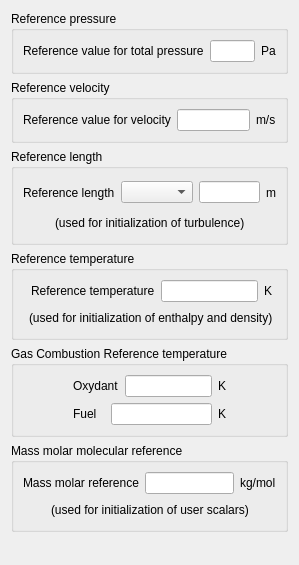
Old version of the form gui/Pages/ReferenceValuesForm.ui in the repository code-saturne/code_saturne.
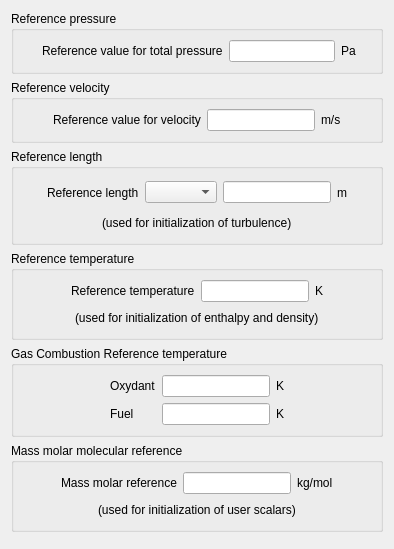
New version of the form.

Commit message: change indentation for reference values page

```diff
--- a/gui/Pages/ReferenceValuesForm.ui
+++ b/gui/Pages/ReferenceValuesForm.ui
@@ -6,8 +6,8 @@
    <rect>
     <x>0</x>
     <y>0</y>
-    <width>299</width>
-    <height>565</height>
+    <width>394</width>
+    <height>549</height>
    </rect>
   </property>
   <property name="windowTitle">
@@ -16,7 +16,7 @@
   <property name="toolTip">
    <string>Code_Saturne key word: P0</string>
   </property>
-  <layout class="QGridLayout" name="gridLayout_2">
+  <layout class="QGridLayout" name="gridLayout_4">
    <item row="0" column="0">
     <widget class="QGroupBox" name="groupBoxPressure">
      <property name="title">
@@ -369,30 +369,23 @@
      <property name="title">
       <string>Gas Combustion Reference temperature</string>
      </property>
-     <layout class="QGridLayout" name="_6">
-      <property name="margin">
-       <number>9</number>
-      </property>
-      <property name="spacing">
-       <number>6</number>
-      </property>
+     <layout class="QGridLayout" name="gridLayout_3">
+      <item row="0" column="0">
+       <spacer>
+        <property name="orientation">
+         <enum>Qt::Horizontal</enum>
+        </property>
+        <property name="sizeHint" stdset="0">
+         <size>
+          <width>71</width>
+          <height>26</height>
+         </size>
+        </property>
+       </spacer>
+      </item>
       <item row="0" column="1">
-       <layout class="QVBoxLayout" name="_7">
-        <property name="spacing">
-         <number>6</number>
-        </property>
-        <property name="margin">
-         <number>0</number>
-        </property>
-        <item>
-         <layout class="QHBoxLayout" name="_8">
-          <property name="spacing">
-           <number>6</number>
-          </property>
-          <property name="margin">
-           <number>0</number>
-          </property>
-          <item>
+       <layout class="QGridLayout" name="gridLayout_2">
+        <item row="0" column="0" colspan="2">
            <widget class="QLabel" name="labelOxydant">
             <property name="toolTip">
              <string>Code_Saturne key word: T0</string>
@@ -402,31 +395,21 @@
             </property>
            </widget>
           </item>
-          <item>
+        <item row="0" column="2">
            <widget class="QLineEdit" name="lineEditOxydant">
             <property name="toolTip">
              <string>Code_Saturne key word: T0</string>
             </property>
            </widget>
           </item>
-          <item>
+        <item row="0" column="3">
            <widget class="QLabel" name="labelUnitT0_2">
             <property name="text">
              <string>K</string>
             </property>
            </widget>
           </item>
-         </layout>
-        </item>
-        <item>
-         <layout class="QHBoxLayout" name="_9">
-          <property name="spacing">
-           <number>6</number>
-          </property>
-          <property name="margin">
-           <number>0</number>
-          </property>
-          <item>
+        <item row="1" column="0">
            <widget class="QLabel" name="labelTFuel">
             <property name="toolTip">
              <string>Code_Saturne key word: T0</string>
@@ -436,7 +419,7 @@
             </property>
            </widget>
           </item>
-          <item>
+        <item row="1" column="1">
            <spacer>
             <property name="orientation">
              <enum>Qt::Horizontal</enum>
@@ -449,14 +432,14 @@
             </property>
            </spacer>
           </item>
-          <item>
+        <item row="1" column="2">
            <widget class="QLineEdit" name="lineEditFuel">
             <property name="toolTip">
              <string>Code_Saturne key word: T0</string>
             </property>
            </widget>
           </item>
-          <item>
+        <item row="1" column="3">
            <widget class="QLabel" name="labelUnitT0_3">
             <property name="text">
              <string>K</string>
@@ -465,8 +448,6 @@
           </item>
          </layout>
         </item>
-       </layout>
-      </item>
       <item row="0" column="2">
        <spacer>
         <property name="orientation">
@@ -480,19 +461,6 @@
         </property>
        </spacer>
       </item>
-      <item row="0" column="0">
-       <spacer>
-        <property name="orientation">
-         <enum>Qt::Horizontal</enum>
-        </property>
-        <property name="sizeHint" stdset="0">
-         <size>
-          <width>71</width>
-          <height>26</height>
-         </size>
-        </property>
-       </spacer>
-      </item>
      </layout>
     </widget>
    </item>
```
Lines whose indentation alone changed are shown as unchanged.
